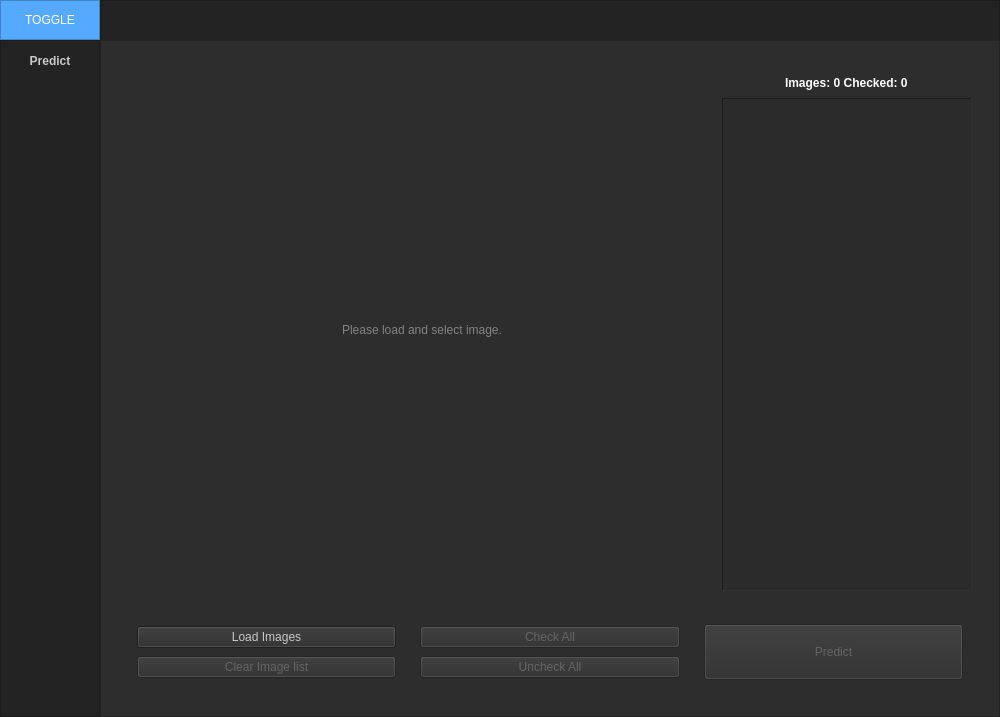
Old version of the form ui/new_ui/ui_main2.ui in the repository Mohamab29/ProjectFrac.
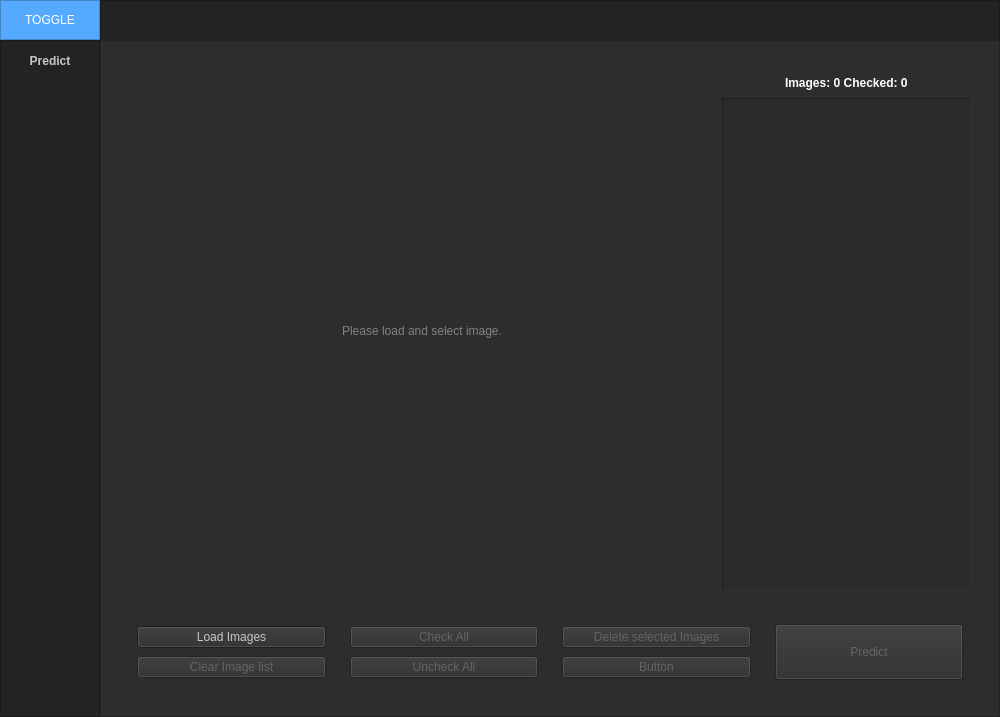
New version of the form.

Commit message: working on the delete feature

```diff
--- a/ui/new_ui/ui_main2.ui
+++ b/ui/new_ui/ui_main2.ui
@@ -310,6 +310,9 @@
                     <enum>QFrame::Raised</enum>
                    </property>
                    <layout class="QGridLayout" name="gridLayout">
+                    <property name="bottomMargin">
+                     <number>7</number>
+                    </property>
                     <item row="0" column="0" alignment="Qt::AlignHCenter">
                      <widget class="QLabel" name="label_selected_picture">
                       <property name="styleSheet">
@@ -590,6 +593,54 @@
                    </layout>
                   </widget>
                  </item>
+                 <item>
+                  <widget class="QFrame" name="frame_pages_buttons_delete">
+                   <property name="frameShape">
+                    <enum>QFrame::NoFrame</enum>
+                   </property>
+                   <property name="frameShadow">
+                    <enum>QFrame::Raised</enum>
+                   </property>
+                   <layout class="QVBoxLayout" name="verticalLayout_14">
+                    <item>
+                     <widget class="QPushButton" name="btn_delete_selected_images">
+                      <property name="enabled">
+                       <bool>false</bool>
+                      </property>
+                      <property name="styleSheet">
+                       <string notr="true">QPushButton {
+	color: rgb(100, 100, 100);
+}
+QPushButton:hover {
+	color: rgb(85, 170, 255);
+}</string>
+                      </property>
+                      <property name="text">
+                       <string>Delete selected Images</string>
+                      </property>
+                     </widget>
+                    </item>
+                    <item>
+                     <widget class="QPushButton" name="pushButton_3">
+                      <property name="enabled">
+                       <bool>false</bool>
+                      </property>
+                      <property name="styleSheet">
+                       <string notr="true">QPushButton {
+	color: rgb(100, 100, 100);
+}
+QPushButton:hover {
+	color: rgb(85, 170, 255);
+}</string>
+                      </property>
+                      <property name="text">
+                       <string>Button</string>
+                      </property>
+                     </widget>
+                    </item>
+                   </layout>
+                  </widget>
+                 </item>
                  <item>
                   <widget class="QFrame" name="frame_pages_buttons_predict_button">
                    <property name="frameShape">
```
The commit also changes 4 other files.
